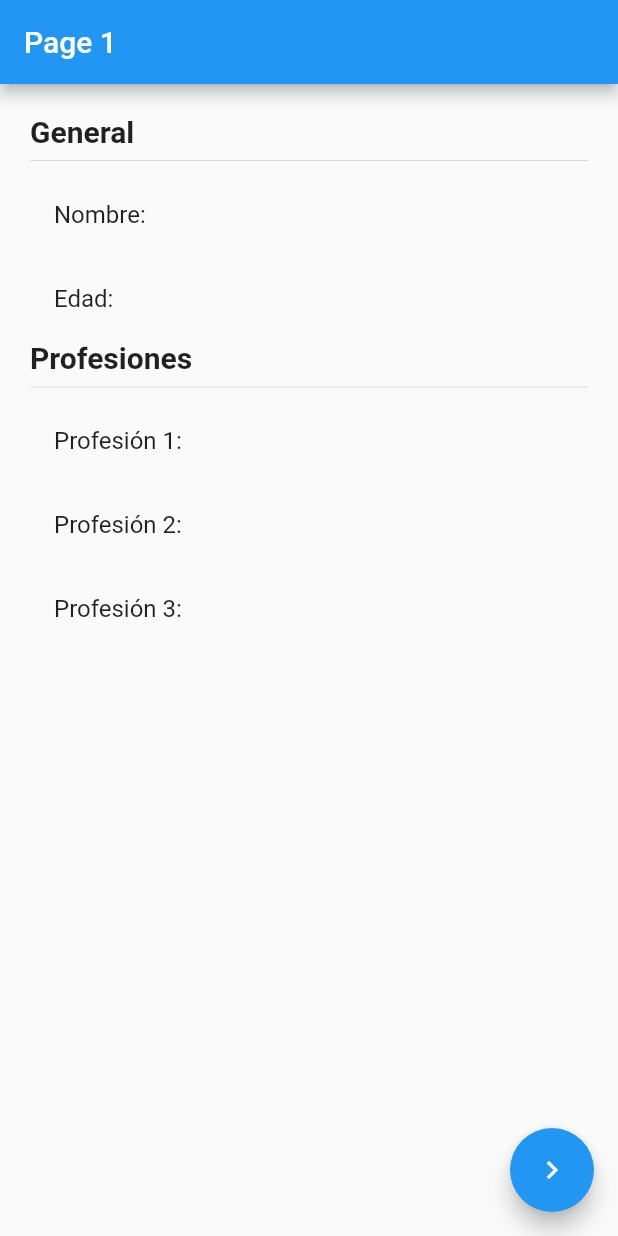
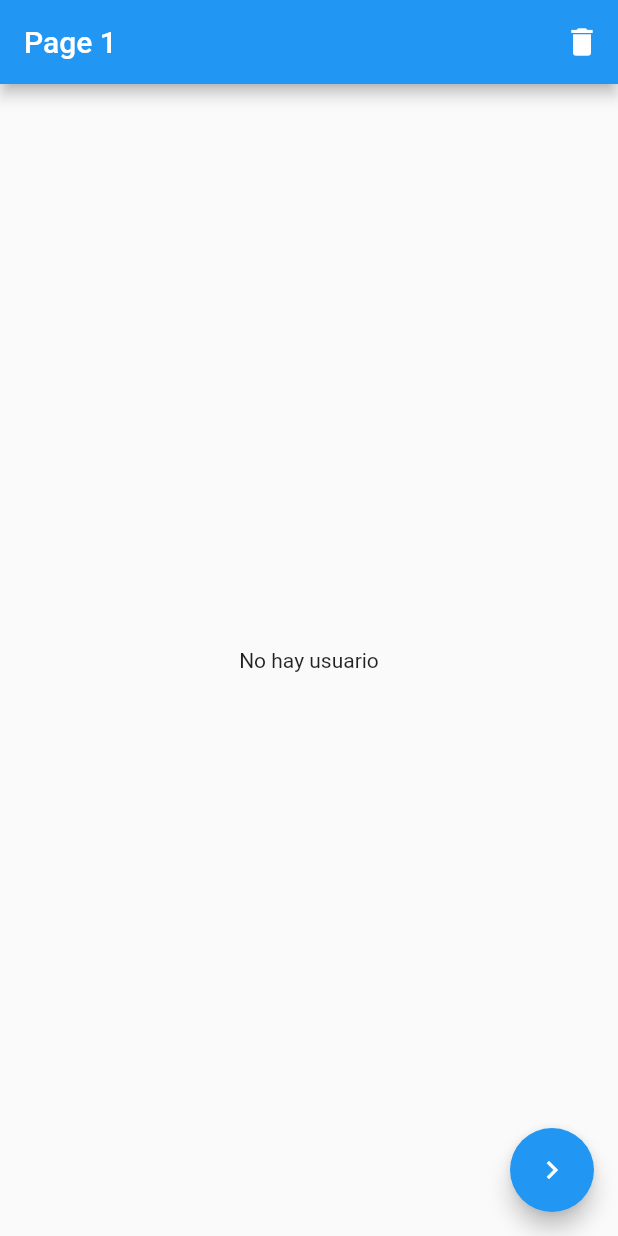
Before and after one commit to memoadian/patrones_flutter, a Flutter app: the screen it shows after launch, on a phone screen of 412 x 824 dp. Run offline on Flutter 3.47's test engine with Material 2 defaults, Android fonts, the phone set to English and light mode, and no system bars; our stand-ins replace flutter_bloc.

```diff
--- /dev/null
+++ b/lib/bloc/user/user_state.dart
@@ -0,0 +1,15 @@
+part of 'user_cubit.dart';
+
+@immutable
+abstract class UserState {}
+
+class UserInitial extends UserState {
+  final userExists = false;
+}
+
+class UserActive extends UserState {
+  final userExists = true;
+  final User user;
+
+  UserActive(this.user);
+}
--- a/lib/main.dart
+++ b/lib/main.dart
@@ -1,6 +1,9 @@
 import 'package:flutter/material.dart';
+import 'package:flutter_bloc/flutter_bloc.dart';
 import 'package:singleton/pages/page1.dart';
 import 'package:singleton/pages/page2.dart';
+
+import 'bloc/user/user_cubit.dart';
 
 void main() {
   runApp(const MyApp());
@@ -11,7 +14,11 @@ class MyApp extends StatelessWidget {
 
   @override
   Widget build(BuildContext context) {
-    return MaterialApp(
+    return MultiBlocProvider(
+      providers: [
+        BlocProvider(create: (_) => UserCubit()),
+      ],
+      child: MaterialApp(
         debugShowCheckedModeBanner: false,
         title: 'Singleton',
         initialRoute: 'page1',
@@ -19,6 +26,7 @@ class MyApp extends StatelessWidget {
           'page1': (_) => const Page1(),
           'page2': (_) => const Page2(),
         },
+      ),
     );
   }
 }
--- a/lib/models/user.dart
+++ b/lib/models/user.dart
@@ -1,11 +1,22 @@
 class User {
-  String name;
-  int age;
-  List<String> profs;
+  final String name;
+  final int age;
+  final List<String> profs;
 
   User({
     this.name = 'Sin Nombre',
     this.age = 0,
     this.profs = const [],
   });
+
+  User copyWith({
+    String? name,
+    int? age,
+    List<String>? profs,
+  }) =>
+      User(
+        name: name ?? this.name,
+        age: age ?? this.age,
+        profs: profs ?? this.profs,
+      );
 }
--- a/lib/pages/page1.dart
+++ b/lib/pages/page1.dart
@@ -1,4 +1,8 @@
 import 'package:flutter/material.dart';
+import 'package:flutter_bloc/flutter_bloc.dart';
+import 'package:singleton/bloc/user/user_cubit.dart';
+
+import '../models/user.dart';
 
 class Page1 extends StatelessWidget {
   const Page1({super.key});
@@ -8,8 +12,14 @@ class Page1 extends StatelessWidget {
     return Scaffold(
       appBar: AppBar(
         title: const Text('Page 1'),
+        actions: [
+          IconButton(
+            icon: const Icon(Icons.delete),
+            onPressed: () => context.read<UserCubit>().deleteUser(),
+          ),
+        ],
       ),
-      body: InformacionUsuario(),
+      body: const BodyScaffold(),
       floatingActionButton: FloatingActionButton(
         onPressed: () {
           Navigator.pushNamed(context, 'page2');
@@ -20,54 +30,79 @@ class Page1 extends StatelessWidget {
   }
 }
 
+class BodyScaffold extends StatelessWidget {
+  const BodyScaffold({super.key});
+
+  @override
+  Widget build(BuildContext context) {
+    return BlocBuilder<UserCubit, UserState>(builder: (_, state) {
+      switch (state.runtimeType) {
+        case UserInitial:
+          return const Center(
+            child: Text('No hay usuario'),
+          );
+        case UserActive:
+          final user = (state as UserActive).user;
+          return InformacionUsuario(user);
+        default:
+          return const Center(
+            child: Text('No hay usuario'),
+          );
+      }
+    });
+  }
+}
+
 class InformacionUsuario extends StatelessWidget {
-  /*const InformacionUsuario({
-    Key? key,
-  }) : super(key: key);*/
+  final User user;
+
+  const InformacionUsuario(this.user);
 
   @override
   Widget build(BuildContext context) {
     return Container(
-      padding: EdgeInsets.all(20),
+      padding: const EdgeInsets.all(20),
       height: double.infinity,
       width: double.infinity,
       child: Column(
         crossAxisAlignment: CrossAxisAlignment.start,
         mainAxisAlignment: MainAxisAlignment.start,
-        children: const [
-          Text(
+        children: [
+          const Text(
             'General',
             style: TextStyle(
               fontSize: 20,
               fontWeight: FontWeight.bold,
             ),
           ),
-          Divider(),
+          const Divider(),
           ListTile(
-            title: Text('Nombre:'),
+            title: Text('Nombre: ${user.name}'),
           ),
           ListTile(
-            title: Text('Edad:'),
+            title: Text('Edad: ${user.age}'),
           ),
-          Text(
+          const Text(
             'Profesiones',
             style: TextStyle(
               fontSize: 20,
               fontWeight: FontWeight.bold,
             ),
           ),
-          Divider(),
-          ListTile(
-            title: Text('Profesión 1:'),
-          ),
-          ListTile(
-            title: Text('Profesión 2:'),
-          ),
-          ListTile(
-            title: Text('Profesión 3:'),
+          const Divider(),
+          ListView.builder(
+            itemBuilder: _profsList,
+            itemCount: user.profs.length,
+            shrinkWrap: true,
           ),
         ],
       ),
     );
   }
+
+  Widget _profsList(BuildContext context, int index) {
+    return ListTile(
+      title: Text(user.profs[index]),
+    );
+  }
 }
--- a/pubspec.yaml
+++ b/pubspec.yaml
@@ -32,6 +32,7 @@ dependencies:
   flutter:
     sdk: flutter
 
+  flutter_bloc: ^8.1.1
 
   # The following adds the Cupertino Icons font to your application.
   # Use with the CupertinoIcons class for iOS style icons.
@@ -53,7 +54,6 @@ dev_dependencies:
 
 # The following section is specific to Flutter packages.
 flutter:
-
   # The following line ensures that the Material Icons font is
   # included with your application, so that you can use the icons in
   # the material Icons class.
```
Also changed, not shown: lib/bloc/user/user_cubit.dart (added, +35 -0 lines), lib/pages/page2.dart (+20 -3 lines), pubspec.lock. Lines whose indentation alone changed are shown as unchanged.
